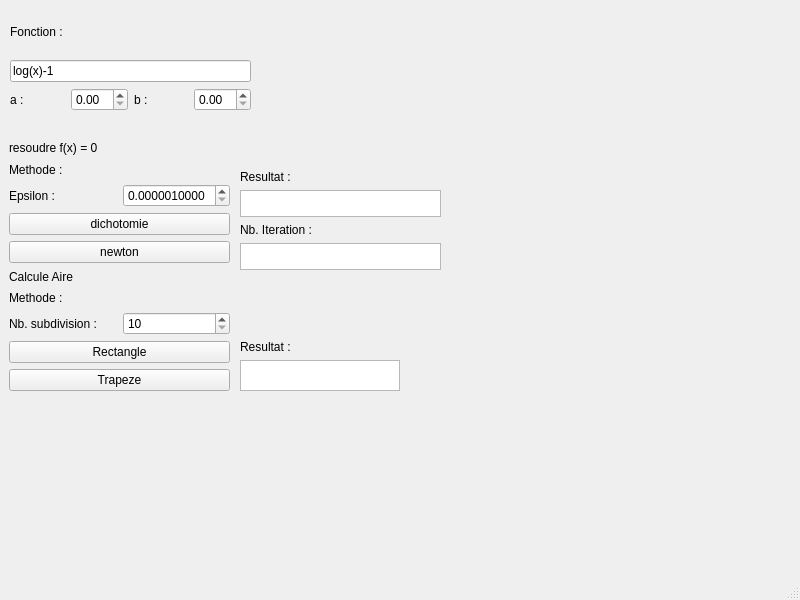
This is avecQt/Resolution.ui in ValisoaNr/Calcule_Numerique as Qt 5 draws it before an edit. The edited form follows.
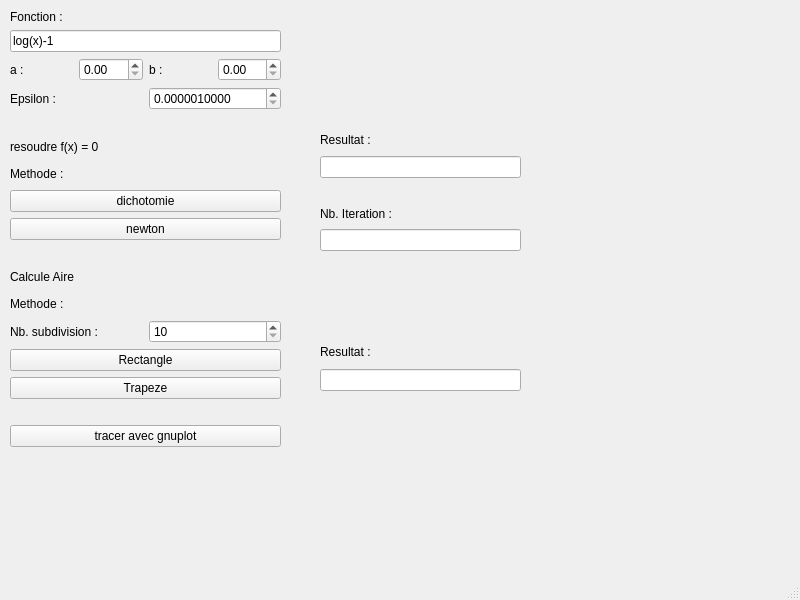
This is the edited form.

Commit message: Ajout des fonctionnalités de gnuplot (bouton et chaine/fichier)

```diff
--- a/avecQt/Resolution.ui
+++ b/avecQt/Resolution.ui
@@ -14,15 +14,17 @@
    <string>Resolution</string>
   </property>
   <widget class="QWidget" name="centralwidget">
-   <widget class="QWidget" name="verticalLayoutWidget">
+   <widget class="QWidget" name="verticalLayoutWidget_2">
     <property name="geometry">
      <rect>
       <x>10</x>
       <y>10</y>
-      <width>241</width>
-      <height>101</height>
+      <width>271</width>
+      <height>437</height>
      </rect>
     </property>
+    <layout class="QVBoxLayout" name="verticalLayout_2">
+     <item>
     <layout class="QVBoxLayout" name="verticalLayout">
      <item>
       <widget class="QLabel" name="label_7">
@@ -62,32 +64,6 @@
        </item>
       </layout>
      </item>
-    </layout>
-   </widget>
-   <widget class="QWidget" name="verticalLayoutWidget_2">
-    <property name="geometry">
-     <rect>
-      <x>9</x>
-      <y>140</y>
-      <width>221</width>
-      <height>251</height>
-     </rect>
-    </property>
-    <layout class="QVBoxLayout" name="verticalLayout_2">
-     <item>
-      <widget class="QLabel" name="label_2">
-       <property name="text">
-        <string>resoudre f(x) = 0</string>
-       </property>
-      </widget>
-     </item>
-     <item>
-      <widget class="QLabel" name="label_3">
-       <property name="text">
-        <string>Methode :</string>
-       </property>
-      </widget>
-     </item>
      <item>
       <layout class="QHBoxLayout" name="horizontalLayout_6">
        <item>
@@ -116,6 +92,35 @@
       </layout>
      </item>
      <item>
+        <spacer name="horizontalSpacer_3">
+         <property name="orientation">
+          <enum>Qt::Orientation::Horizontal</enum>
+         </property>
+         <property name="sizeHint" stdset="0">
+          <size>
+           <width>40</width>
+           <height>20</height>
+          </size>
+         </property>
+        </spacer>
+       </item>
+      </layout>
+     </item>
+     <item>
+      <widget class="QLabel" name="label_2">
+       <property name="text">
+        <string>resoudre f(x) = 0</string>
+       </property>
+      </widget>
+     </item>
+     <item>
+      <widget class="QLabel" name="label_3">
+       <property name="text">
+        <string>Methode :</string>
+       </property>
+      </widget>
+     </item>
+     <item>
       <widget class="QPushButton" name="dichotomie">
        <property name="text">
         <string>dichotomie</string>
@@ -129,6 +134,19 @@
        </property>
       </widget>
      </item>
+     <item>
+      <spacer name="horizontalSpacer">
+       <property name="orientation">
+        <enum>Qt::Orientation::Horizontal</enum>
+       </property>
+       <property name="sizeHint" stdset="0">
+        <size>
+         <width>40</width>
+         <height>20</height>
+        </size>
+       </property>
+      </spacer>
+     </item>
      <item>
       <widget class="QLabel" name="label">
        <property name="text">
@@ -178,15 +196,35 @@
        </property>
       </widget>
      </item>
+     <item>
+      <spacer name="horizontalSpacer_2">
+       <property name="orientation">
+        <enum>Qt::Orientation::Horizontal</enum>
+       </property>
+       <property name="sizeHint" stdset="0">
+        <size>
+         <width>40</width>
+         <height>20</height>
+        </size>
+       </property>
+      </spacer>
+     </item>
+     <item>
+      <widget class="QPushButton" name="tracerGP">
+       <property name="text">
+        <string>tracer avec gnuplot</string>
+       </property>
+      </widget>
+     </item>
     </layout>
    </widget>
    <widget class="QWidget" name="verticalLayoutWidget_3">
     <property name="geometry">
      <rect>
-      <x>240</x>
-      <y>170</y>
+      <x>320</x>
+      <y>130</y>
       <width>201</width>
-      <height>101</height>
+      <height>121</height>
      </rect>
     </property>
     <layout class="QVBoxLayout" name="verticalLayout_3">
@@ -198,12 +236,25 @@
       </widget>
      </item>
      <item>
-      <widget class="QTextEdit" name="approxim">
+      <widget class="QLineEdit" name="approxim">
        <property name="readOnly">
         <bool>true</bool>
        </property>
       </widget>
      </item>
+     <item>
+      <spacer name="horizontalSpacer_4">
+       <property name="orientation">
+        <enum>Qt::Orientation::Horizontal</enum>
+       </property>
+       <property name="sizeHint" stdset="0">
+        <size>
+         <width>40</width>
+         <height>20</height>
+        </size>
+       </property>
+      </spacer>
+     </item>
      <item>
       <widget class="QLabel" name="label_12">
        <property name="text">
@@ -212,7 +263,7 @@
       </widget>
      </item>
      <item>
-      <widget class="QTextEdit" name="nbIteration">
+      <widget class="QLineEdit" name="nbIteration">
        <property name="readOnly">
         <bool>true</bool>
        </property>
@@ -223,9 +274,9 @@
    <widget class="QWidget" name="verticalLayoutWidget_4">
     <property name="geometry">
      <rect>
-      <x>240</x>
+      <x>320</x>
       <y>340</y>
-      <width>160</width>
+      <width>201</width>
       <height>51</height>
      </rect>
     </property>
@@ -238,7 +289,7 @@
       </widget>
      </item>
      <item>
-      <widget class="QTextEdit" name="aire">
+      <widget class="QLineEdit" name="aire">
        <property name="readOnly">
         <bool>true</bool>
        </property>
@@ -246,6 +297,19 @@
      </item>
     </layout>
    </widget>
+   <widget class="QLabel" name="label_13">
+    <property name="geometry">
+     <rect>
+      <x>210</x>
+      <y>430</y>
+      <width>81</width>
+      <height>16</height>
+     </rect>
+    </property>
+    <property name="text">
+     <string/>
+    </property>
+   </widget>
   </widget>
   <widget class="QMenuBar" name="menubar">
    <property name="geometry">
```
Lines whose indentation alone changed are shown as unchanged. The commit also changes 2 other files.
